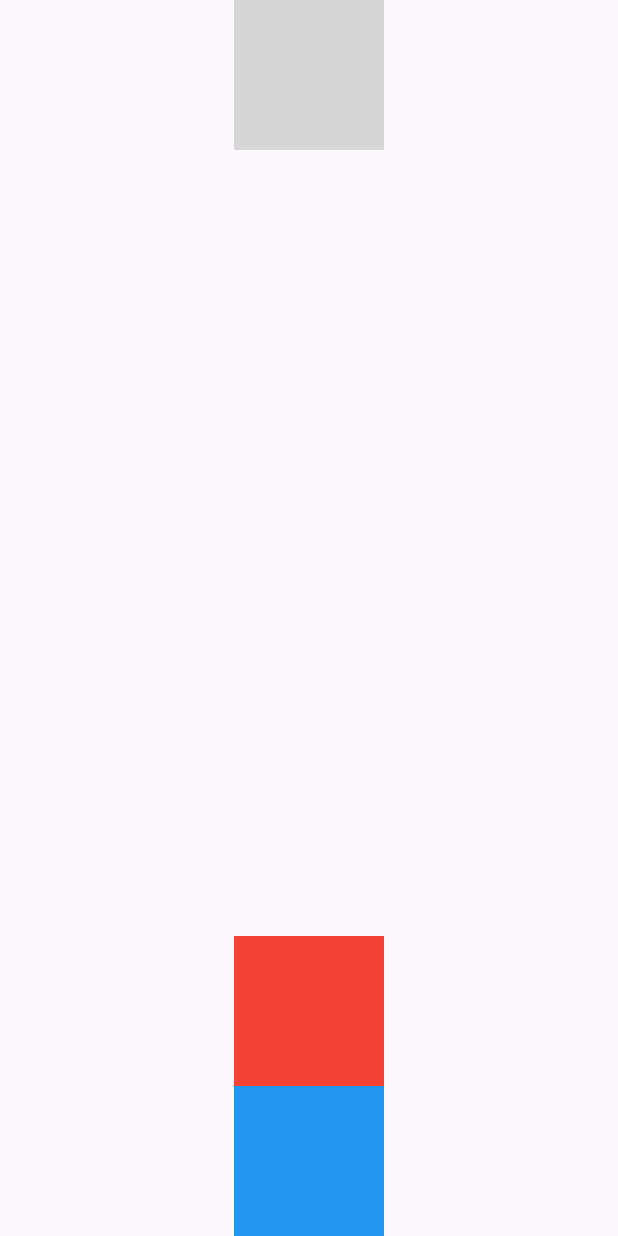
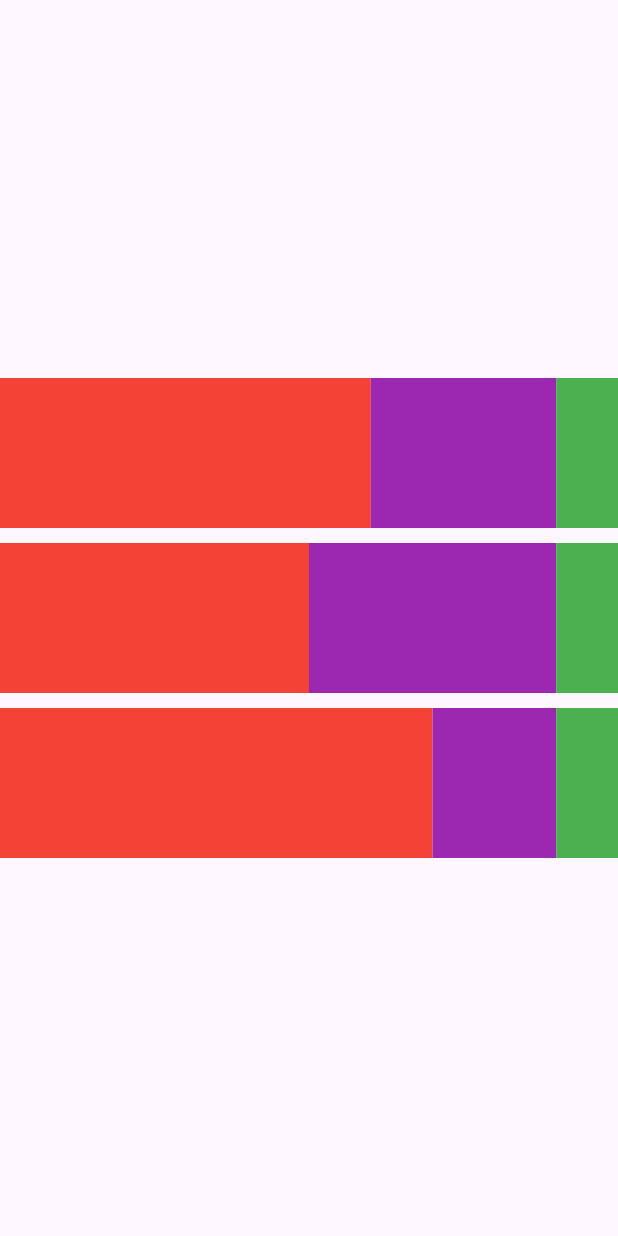
Before and after one commit to mayur-vishwakarma/c2w_flutter, a Flutter app: the screen it shows after launch, on a phone screen of 412 x 824 dp. Run offline on Flutter 3.47's test engine with Material 3 defaults, Android fonts, the phone set to English and light mode, and no system bars; our stand-ins replace flutter_slidable, google_fonts, sqflite; accounts and stored records are empty; grey boxes are pictures that could not be loaded.

Commit message:
dailyflash 6 7

```diff
--- /dev/null
+++ b/daily_flash/lib/daily_flash_7/daily_flash_7_5.dart
@@ -0,0 +1,103 @@
+import 'package:flutter/material.dart';
+
+class DailyFlash75 extends StatelessWidget {
+  const DailyFlash75({super.key});
+
+  @override
+  Widget build(BuildContext context) {
+    return Scaffold(
+      body: Column(
+        mainAxisAlignment: MainAxisAlignment.center,
+        children: [
+          Center(
+            child: SizedBox(
+              height: 100,
+              child: Row(
+                children: [
+                  Expanded(
+                    flex: 6,
+                    child: Container(
+                      color: Colors.red,
+                    ),
+                  ),
+                  Expanded(
+                    flex: 3,
+                    child: Container(
+                      color: Colors.purple,
+                    ),
+                  ),
+                  Expanded(
+                    flex: 1,
+                    child: Container(
+                      color: Colors.green,
+                    ),
+                  ),
+                ],
+              ),
+            ),
+          ),
+          const SizedBox(
+            height: 10,
+          ),
+          Center(
+            child: SizedBox(
+              height: 100,
+              child: Row(
+                children: [
+                  Expanded(
+                    flex: 5,
+                    child: Container(
+                      color: Colors.red,
+                    ),
+                  ),
+                  Expanded(
+                    flex: 4,
+                    child: Container(
+                      color: Colors.purple,
+                    ),
+                  ),
+                  Expanded(
+                    flex: 1,
+                    child: Container(
+                      color: Colors.green,
+                    ),
+                  ),
+                ],
+              ),
+            ),
+          ),
+          const SizedBox(
+            height: 10,
+          ),
+          Center(
+            child: SizedBox(
+              height: 100,
+              child: Row(
+                children: [
+                  Expanded(
+                    flex: 7,
+                    child: Container(
+                      color: Colors.red,
+                    ),
+                  ),
+                  Expanded(
+                    flex: 2,
+                    child: Container(
+                      color: Colors.purple,
+                    ),
+                  ),
+                  Expanded(
+                    flex: 1,
+                    child: Container(
+                      color: Colors.green,
+                    ),
+                  ),
+                ],
+              ),
+            ),
+          ),
+        ],
+      ),
+    );
+  }
+}
--- a/daily_flash/lib/main.dart
+++ b/daily_flash/lib/main.dart
@@ -18,12 +18,21 @@
 // import 'package:daily_flash/daily_flash_4/daily_flash_4_3.dart';
 // import 'package:daily_flash/daily_flash_4/daily_flash_4_4.dart';
 // import 'package:daily_flash/daily_flash_4/daily_flash_4_5.dart';
-
 // import 'package:daily_flash/daily_flash_5/daily_flash_5_1.dart';
 // import 'package:daily_flash/daily_flash_5/daily_flash_5_2.dart';
 // import 'package:daily_flash/daily_flash_5/daily_flash_5_3.dart';
 // import 'package:daily_flash/daily_flash_5/daily_flash_5_4.dart';
-import 'package:daily_flash/daily_flash_5/daily_flash_5_5.dart';
+//import 'package:daily_flash/daily_flash_5/daily_flash_5_5.dart';
+import 'package:daily_flash/daily_flash_6/daily_flash_6_1.dart';
+import 'package:daily_flash/daily_flash_6/daily_flash_6_2.dart';
+import 'package:daily_flash/daily_flash_6/daily_flash_6_3.dart';
+import 'package:daily_flash/daily_flash_6/daily_flash_6_4.dart';
+import 'package:daily_flash/daily_flash_6/daily_flash_6_5.dart';
+import 'package:daily_flash/daily_flash_7/daily_flash_7_1.dart';
+import 'package:daily_flash/daily_flash_7/daily_flash_7_2.dart';
+import 'package:daily_flash/daily_flash_7/daily_flash_7_3.dart';
+import 'package:daily_flash/daily_flash_7/daily_flash_7_4.dart';
+import 'package:daily_flash/daily_flash_7/daily_flash_7_5.dart';
 
 import 'package:flutter/material.dart';
 
@@ -38,7 +47,7 @@ class MainApp extends StatelessWidget {
   Widget build(BuildContext context) {
     return const MaterialApp(
       debugShowCheckedModeBanner: false,
-      home: DailyFlash55(),
+      home: DailyFlash75(),
     );
   }
 }
```
Also changed, not shown: daily_flash/lib/daily_flash_6/daily_flash_6_1.dart (added, +42 -0 lines), daily_flash/lib/daily_flash_6/daily_flash_6_2.dart (added, +54 -0 lines), daily_flash/lib/daily_flash_6/daily_flash_6_3.dart (added, +50 -0 lines), daily_flash/lib/daily_flash_6/daily_flash_6_4.dart (added, +44 -0 lines), daily_flash/lib/daily_flash_6/daily_flash_6_5.dart (added, +68 -0 lines), daily_flash/lib/daily_flash_7/daily_flash_7_1.dart (added, +35 -0 lines), daily_flash/lib/daily_flash_7/daily_flash_7_2.dart (added, +47 -0 lines), daily_flash/lib/daily_flash_7/daily_flash_7_3.dart (added, +54 -0 lines), daily_flash/lib/daily_flash_7/daily_flash_7_4.dart (added, +39 -0 lines).
